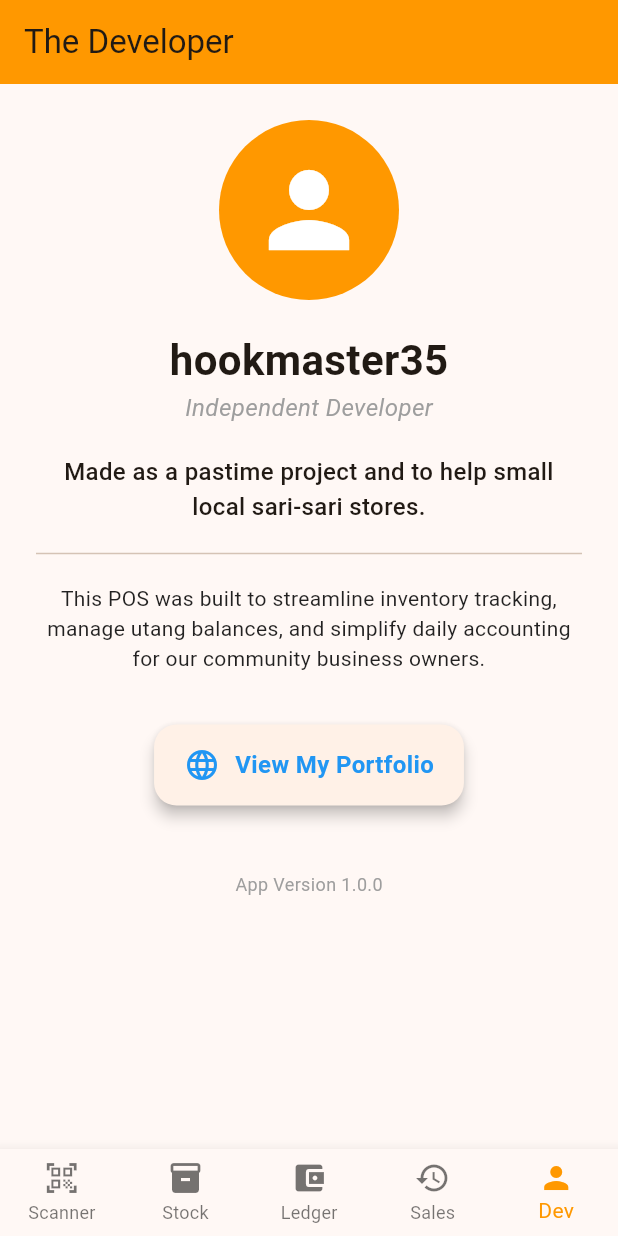
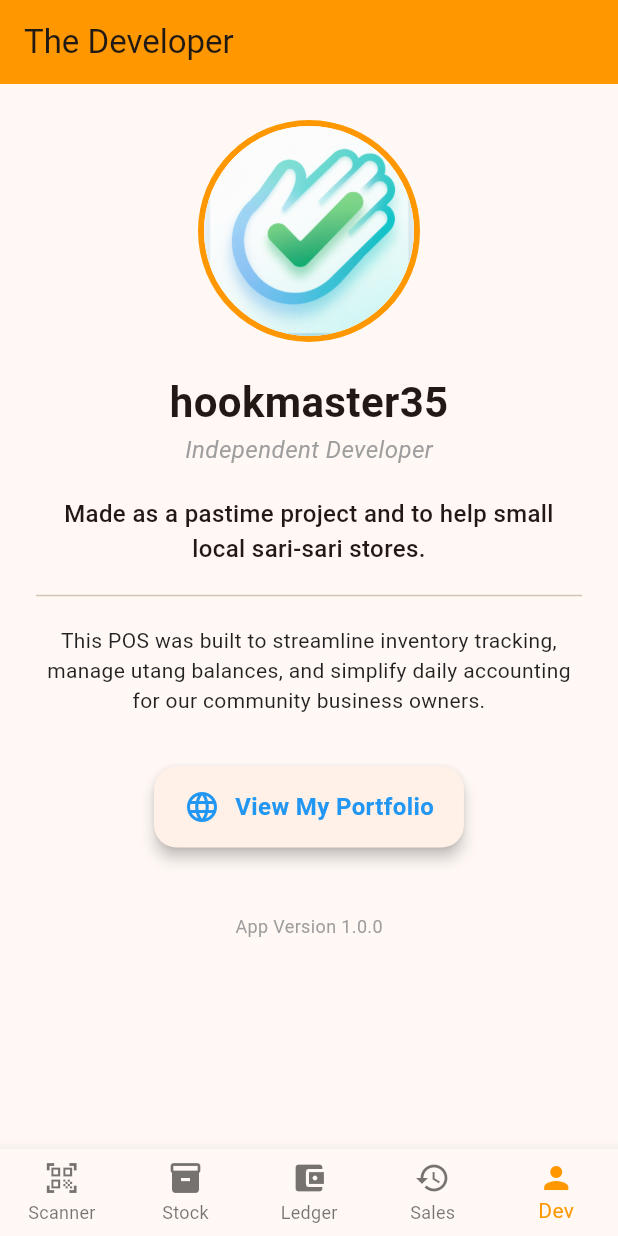
Before and after one commit to hookmaster35/bro_pos, a Flutter app: the screen it shows after launch, item 5 of the bottom bar chosen, on a phone screen of 412 x 824 dp. Run offline on Flutter 3.47's test engine with Material 3 defaults, Android fonts, the phone set to English and light mode, and no system bars; our stand-ins replace pdf, printing, shared_preferences; missing offline and left inert: mobile_scanner.

Commit message:
added major changes hehehe

```diff
--- a/lib/main.dart
+++ b/lib/main.dart
@@ -983,11 +983,19 @@ class AboutDeveloperScreen extends StatelessWidget {
             child: Column(
               mainAxisAlignment: MainAxisAlignment.center,
               children: [
-                const CircleAvatar(
-                  radius: 60,
-                  backgroundColor: Colors.orange,
-                  // Change to AssetImage('assets/logo.png') later if you add a photo
-                  child: Icon(Icons.person, size: 80, color: Colors.white),
+                // PROFILE PHOTO BORDER
+                Container(
+                  padding: const EdgeInsets.all(4),
+                  decoration: const BoxDecoration(
+                    color: Colors.orange,
+                    shape: BoxShape.circle,
+                  ),
+                  child: const CircleAvatar(
+                    radius: 70,
+                    backgroundColor: Colors.white,
+                    // INSTRUCTIONS: Add your image to 'assets/profile.jpg' and register in pubspec.yaml
+                    backgroundImage: AssetImage('assets/hookmaster35.png'),
+                  ),
                 ),
                 const SizedBox(height: 20),
                 const Text(
```
Also changed, not shown: pubspec.yaml (+9 -51 lines), assets/hookmaster35.png (added), 36 other files.
